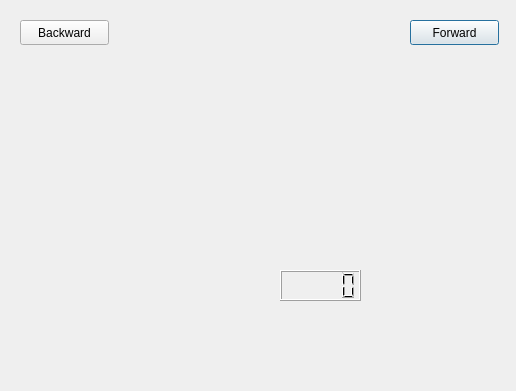
Above: gaugedialog.ui from ibrahimmadnan/dual_kit_car_interface before the change. Below: the same form after it.
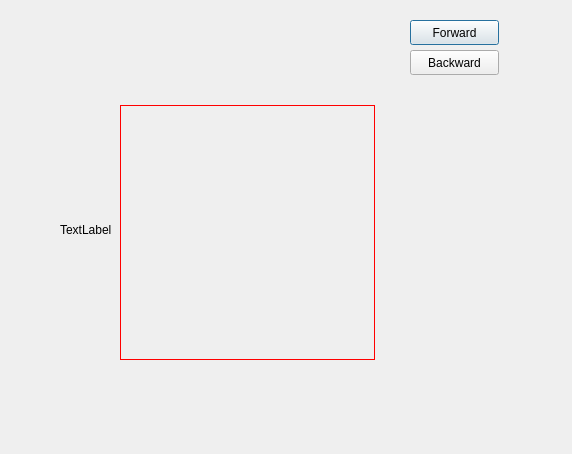
That is the form after the change. Icons and pictures are not drawn.

Commit message: -working with transparent background

```diff
--- a/gaugedialog.ui
+++ b/gaugedialog.ui
@@ -6,53 +6,40 @@
    <rect>
     <x>0</x>
     <y>0</y>
-    <width>516</width>
-    <height>391</height>
+    <width>572</width>
+    <height>454</height>
    </rect>
   </property>
   <property name="windowTitle">
    <string>Dialog</string>
   </property>
+  <property name="autoFillBackground">
+   <bool>false</bool>
+  </property>
   <property name="styleSheet">
    <string notr="true"/>
   </property>
-  <widget class="QLCDNumber" name="lcdNumber">
-   <property name="geometry">
-    <rect>
-     <x>280</x>
-     <y>270</y>
-     <width>81</width>
-     <height>31</height>
-    </rect>
-   </property>
-  </widget>
-  <widget class="QLabel" name="gauge_label">
-   <property name="geometry">
-    <rect>
-     <x>-10</x>
-     <y>80</y>
-     <width>531</width>
-     <height>311</height>
-    </rect>
-   </property>
-   <property name="styleSheet">
-    <string notr="true">border-image:url(:/img/img/step10.gif)</string>
-   </property>
-   <property name="text">
-    <string/>
-   </property>
-  </widget>
   <widget class="QLabel" name="needle_label">
    <property name="geometry">
     <rect>
-     <x>140</x>
-     <y>140</y>
-     <width>240</width>
-     <height>240</height>
+     <x>120</x>
+     <y>105</y>
+     <width>255</width>
+     <height>255</height>
     </rect>
    </property>
+   <property name="sizePolicy">
+    <sizepolicy hsizetype="Fixed" vsizetype="Fixed">
+     <horstretch>0</horstretch>
+     <verstretch>0</verstretch>
+    </sizepolicy>
+   </property>
+   <property name="autoFillBackground">
+    <bool>false</bool>
+   </property>
    <property name="styleSheet">
-    <string notr="true">border-image:url(:/img/img/gauge-needle.png)</string>
+    <string notr="true">border: 1px solid red;
+</string>
    </property>
    <property name="text">
     <string/>
@@ -77,8 +64,8 @@
   <widget class="QPushButton" name="back_button">
    <property name="geometry">
     <rect>
-     <x>20</x>
-     <y>20</y>
+     <x>410</x>
+     <y>50</y>
      <width>89</width>
      <height>25</height>
     </rect>
@@ -87,8 +74,28 @@
     <string>Backward</string>
    </property>
   </widget>
-  <zorder>gauge_label</zorder>
-  <zorder>lcdNumber</zorder>
+  <widget class="QLabel" name="label">
+   <property name="geometry">
+    <rect>
+     <x>60</x>
+     <y>60</y>
+     <width>340</width>
+     <height>340</height>
+    </rect>
+   </property>
+   <property name="sizePolicy">
+    <sizepolicy hsizetype="Fixed" vsizetype="Fixed">
+     <horstretch>0</horstretch>
+     <verstretch>0</verstretch>
+    </sizepolicy>
+   </property>
+   <property name="styleSheet">
+    <string notr="true">border-image:url(:/img/img/gauge-temperature-f-black.png)</string>
+   </property>
+   <property name="text">
+    <string>TextLabel</string>
+   </property>
+  </widget>
   <zorder>forward_button</zorder>
   <zorder>back_button</zorder>
   <zorder>needle_label</zorder>
```
Left out of the diff: 1 changed line with no effect on the pictures. The commit also changes 11 other files.
